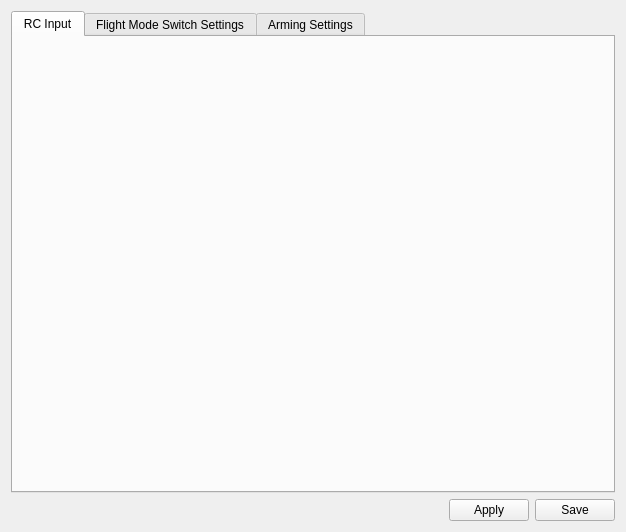
Old version of the form ground/openpilotgcs/src/plugins/config/input.ui in the repository openpilot/OpenPilot.
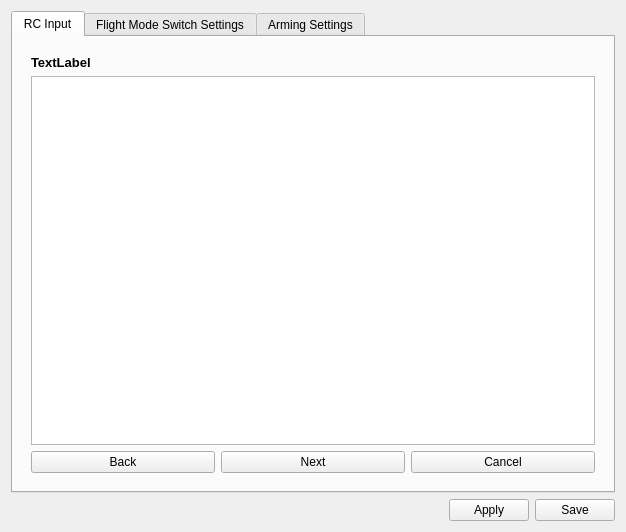
New version of the form. Icons and pictures are not drawn.

Commit message: Finished coding part of new input calibration wizard. Waiting for some artwork to send it for review.

Patch:
```diff
--- a/ground/openpilotgcs/src/plugins/config/input.ui
+++ b/ground/openpilotgcs/src/plugins/config/input.ui
@@ -26,10 +26,68 @@
       <layout class="QGridLayout" name="gridLayout">
        <item row="0" column="0">
         <widget class="QStackedWidget" name="stackedWidget">
+         <property name="currentIndex">
+          <number>1</number>
+         </property>
          <widget class="QWidget" name="advancedPage">
           <layout class="QVBoxLayout" name="verticalLayout_4"/>
          </widget>
-         <widget class="QWidget" name="page"/>
+         <widget class="QWidget" name="wizard">
+          <layout class="QVBoxLayout" name="verticalLayout_5">
+           <item>
+            <widget class="QLabel" name="wzText">
+             <property name="font">
+              <font>
+               <pointsize>10</pointsize>
+               <weight>75</weight>
+               <bold>true</bold>
+              </font>
+             </property>
+             <property name="text">
+              <string>TextLabel</string>
+             </property>
+             <property name="wordWrap">
+              <bool>true</bool>
+             </property>
+            </widget>
+           </item>
+           <item>
+            <layout class="QHBoxLayout" name="horizontalLayout_4">
+             <item>
+              <widget class="QGraphicsView" name="graphicsView"/>
+             </item>
+             <item>
+              <layout class="QVBoxLayout" name="checkBoxesLayout"/>
+             </item>
+            </layout>
+           </item>
+           <item>
+            <layout class="QHBoxLayout" name="horizontalLayout_3">
+             <item>
+              <widget class="QPushButton" name="wzBack">
+               <property name="text">
+                <string>Back</string>
+               </property>
+              </widget>
+             </item>
+             <item>
+              <widget class="QPushButton" name="wzNext">
+               <property name="text">
+                <string>Next</string>
+               </property>
+              </widget>
+             </item>
+             <item>
+              <widget class="QPushButton" name="wzCancel">
+               <property name="text">
+                <string>Cancel</string>
+               </property>
+              </widget>
+             </item>
+            </layout>
+           </item>
+          </layout>
+         </widget>
         </widget>
        </item>
       </layout>
```
The commit also changes 4 other files.
